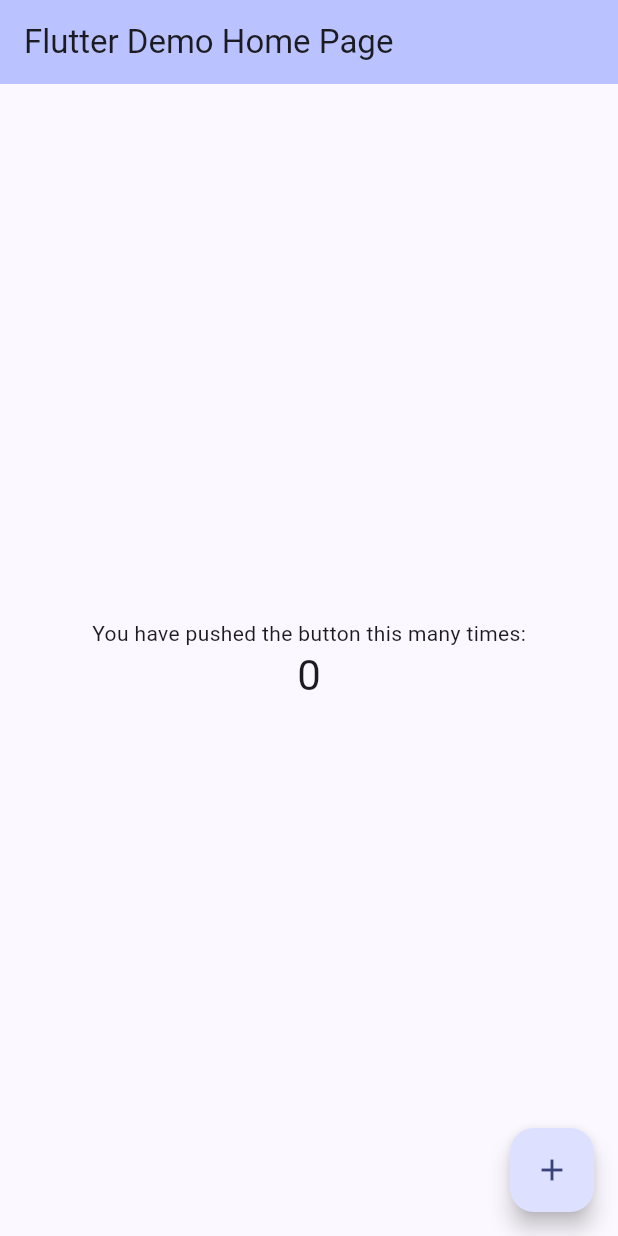
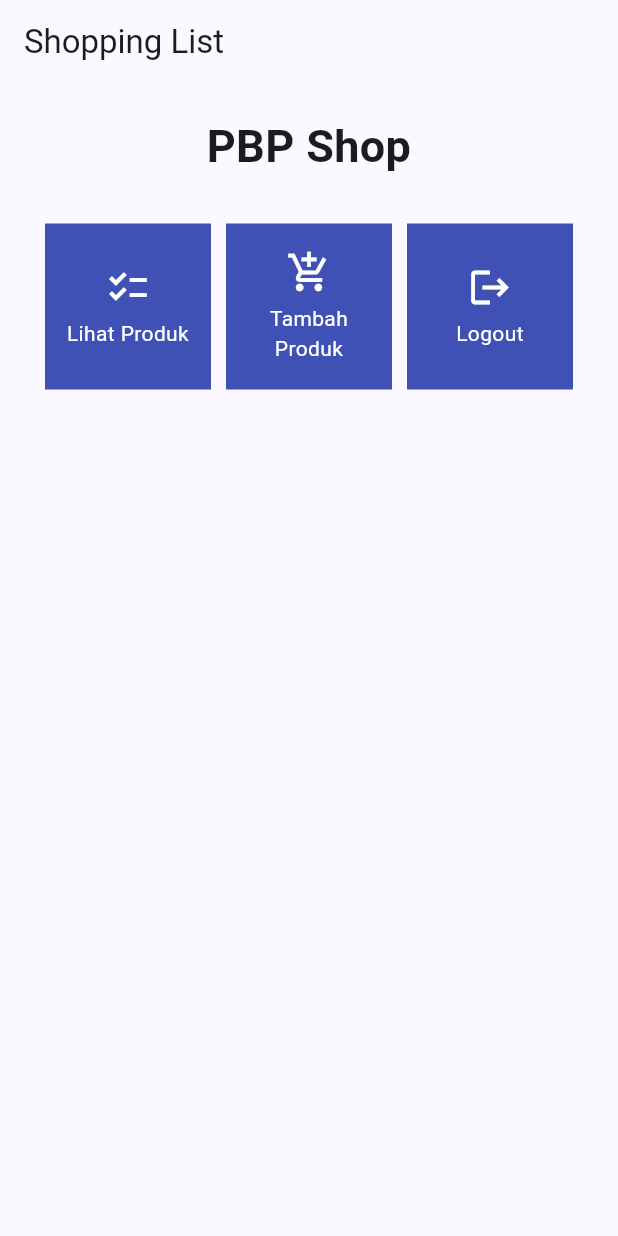
Before and after one commit to mhmdhaekal/shopping-list-mobile, a Flutter app: the screen it shows after launch, on a phone screen of 412 x 824 dp. Run offline on Flutter 3.47's test engine with Material 2 defaults, Android fonts, the phone set to English and light mode, and no system bars.

Commit message:
done tutorial 6

```diff
--- a/lib/main.dart
+++ b/lib/main.dart
@@ -32,7 +32,7 @@ class MyApp extends StatelessWidget {
         colorScheme: ColorScheme.fromSeed(seedColor: Colors.indigo),
         useMaterial3: true,
       ),
-      home: const MyHomePage(title: 'Flutter Demo Home Page'),
+      home: MyHomePage(),
     );
   }
 }
--- a/lib/menu.dart
+++ b/lib/menu.dart
@@ -1,90 +1,111 @@
 import 'package:flutter/material.dart';
 
 
-class MyHomePage extends StatefulWidget {
-  const MyHomePage({super.key, required this.title});
+class MyHomePage extends StatelessWidget {
+  MyHomePage({Key? key}) : super(key: key);
 
-  // This widget is the home page of your application. It is stateful, meaning
-  // that it has a State object (defined below) that contains fields that affect
-  // how it looks.
-
-  // This class is the configuration for the state. It holds the values (in this
-  // case the title) provided by the parent (in this case the App widget) and
-  // used by the build method of the State. Fields in a Widget subclass are
-  // always marked "final".
-
-  final String title;
-
+  final List<ShopItem> items = [
+    ShopItem("Lihat Produk", Icons.checklist),
+    ShopItem("Tambah Produk", Icons.add_shopping_cart),
+    ShopItem("Logout", Icons.logout)
+  ];
   @override
-  State<MyHomePage> createState() => _MyHomePageState();
+  Widget build(BuildContext context){
+    return Scaffold(
+      appBar: AppBar(
+        title: const Text(
+          'Shopping List',
+        ),
+      ),
+      body: SingleChildScrollView(
+        // Widget wrapper yang dapat discroll
+        child: Padding(
+          padding: const EdgeInsets.all(10.0), // Set padding dari halaman
+          child: Column(
+            // Widget untuk menampilkan children secara vertikal
+            children: <Widget>[
+              const Padding(
+                padding: EdgeInsets.only(top: 10.0, bottom: 10.0),
+                // Widget Text untuk menampilkan tulisan dengan alignment center dan style yang sesuai
+                child: Text(
+                  'PBP Shop', // Text yang menandakan toko
+                  textAlign: TextAlign.center,
+                  style: TextStyle(
+                    fontSize: 30,
+                    fontWeight: FontWeight.bold,
+                  ),
+                ),
+              ),
+              // Grid layout
+              GridView.count(
+                // Container pada card kita.
+                primary: true,
+                padding: const EdgeInsets.all(20),
+                crossAxisSpacing: 10,
+                mainAxisSpacing: 10,
+                crossAxisCount: 3,
+                shrinkWrap: true,
+                children: items.map((ShopItem item) {
+                  // Iterasi untuk setiap item
+                  return ShopCard(item);
+                }).toList(),
+              ),
+            ],
+          ),
+        ),
+      ),
+    );
+  }
 }
 
-class _MyHomePageState extends State<MyHomePage> {
-  int _counter = 0;
+class ShopItem{
+  final String name;
+  final IconData icon;
 
-  void _incrementCounter() {
-    setState(() {
-      // This call to setState tells the Flutter framework that something has
-      // changed in this State, which causes it to rerun the build method below
-      // so that the display can reflect the updated values. If we changed
-      // _counter without calling setState(), then the build method would not be
-      // called again, and so nothing would appear to happen.
-      _counter++;
-    });
-  }
+  ShopItem(this.name, this.icon);
+}
+
+class ShopCard extends StatelessWidget {
+  final ShopItem item;
+
+  const ShopCard(this.item, {super.key}); // Constructor
 
   @override
   Widget build(BuildContext context) {
-    // This method is rerun every time setState is called, for instance as done
-    // by the _incrementCounter method above.
-    //
-    // The Flutter framework has been optimized to make rerunning build methods
-    // fast, so that you can just rebuild anything that needs updating rather
-    // than having to individually change instances of widgets.
-    return Scaffold(
-      appBar: AppBar(
-        // TRY THIS: Try changing the color here to a specific color (to
-        // Colors.amber, perhaps?) and trigger a hot reload to see the AppBar
-        // change color while the other colors stay the same.
-        backgroundColor: Theme.of(context).colorScheme.inversePrimary,
-        // Here we take the value from the MyHomePage object that was created by
-        // the App.build method, and use it to set our appbar title.
-        title: Text(widget.title),
-      ),
-      body: Center(
-        // Center is a layout widget. It takes a single child and positions it
-        // in the middle of the parent.
-        child: Column(
-          // Column is also a layout widget. It takes a list of children and
-          // arranges them vertically. By default, it sizes itself to fit its
-          // children horizontally, and tries to be as tall as its parent.
-          //
-          // Column has various properties to control how it sizes itself and
-          // how it positions its children. Here we use mainAxisAlignment to
-          // center the children vertically; the main axis here is the vertical
-          // axis because Columns are vertical (the cross axis would be
-          // horizontal).
-          //
-          // TRY THIS: Invoke "debug painting" (choose the "Toggle Debug Paint"
-          // action in the IDE, or press "p" in the console), to see the
-          // wireframe for each widget.
-          mainAxisAlignment: MainAxisAlignment.center,
-          children: <Widget>[
-            const Text(
-              'You have pushed the button this many times:',
+    return Material(
+      color: Colors.indigo,
+      child: InkWell(
+        // Area responsive terhadap sentuhan
+        onTap: () {
+          // Memunculkan SnackBar ketika diklik
+          ScaffoldMessenger.of(context)
+            ..hideCurrentSnackBar()
+            ..showSnackBar(SnackBar(
+                content: Text("Kamu telah menekan tombol ${item.name}!")));
+        },
+        child: Container(
+          // Container untuk menyimpan Icon dan Text
+          padding: const EdgeInsets.all(8),
+          child: Center(
+            child: Column(
+              mainAxisAlignment: MainAxisAlignment.center,
+              children: [
+                Icon(
+                  item.icon,
+                  color: Colors.white,
+                  size: 30.0,
+                ),
+                const Padding(padding: EdgeInsets.all(3)),
+                Text(
+                  item.name,
+                  textAlign: TextAlign.center,
+                  style: const TextStyle(color: Colors.white),
+                ),
+              ],
             ),
-            Text(
-              '$_counter',
-              style: Theme.of(context).textTheme.headlineMedium,
-            ),
-          ],
+          ),
         ),
       ),
-      floatingActionButton: FloatingActionButton(
-        onPressed: _incrementCounter,
-        tooltip: 'Increment',
-        child: const Icon(Icons.add),
-      ), // This trailing comma makes auto-formatting nicer for build methods.
     );
   }
 }
```
